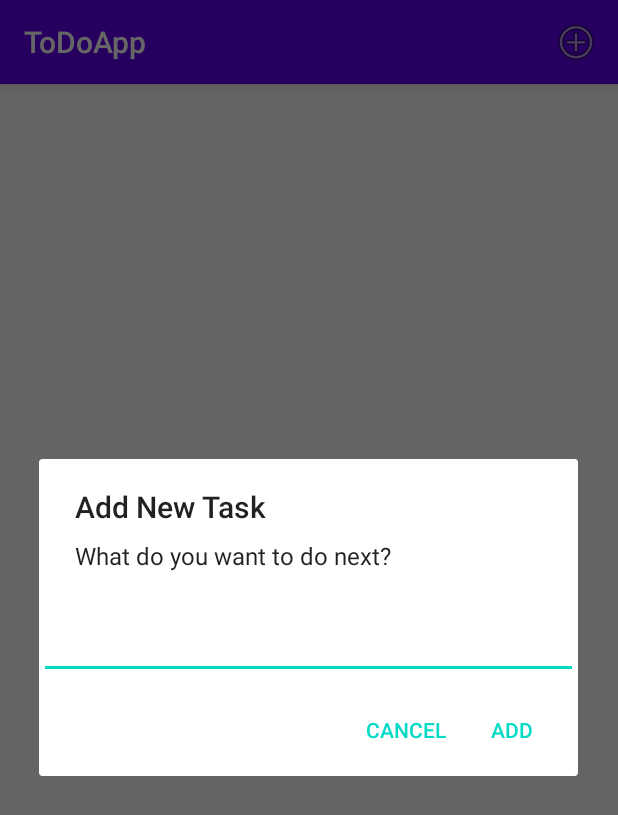
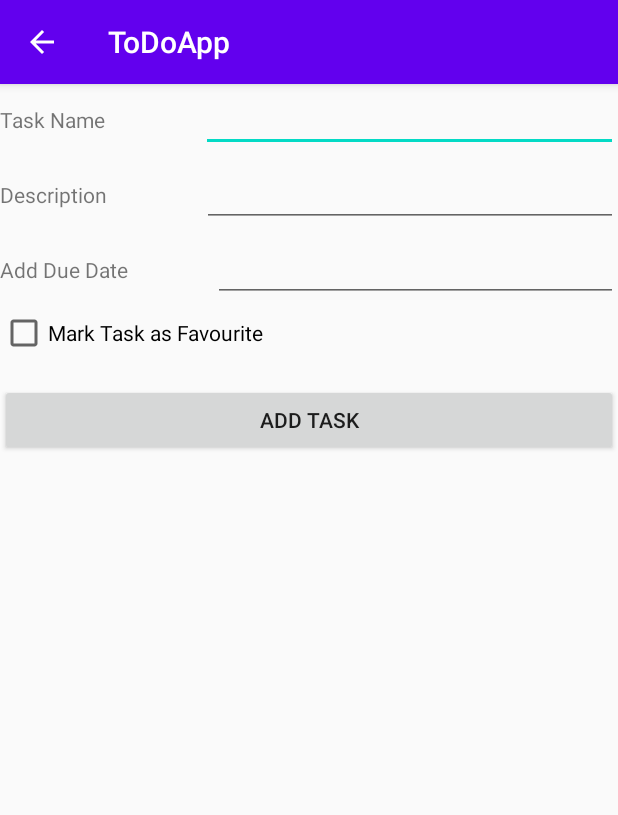
Before and after one commit to thielh/ToDoApp, an Android app: the screen it shows after launch (MainActivity before the commit, AddTaskActivity after it), after a tap on "add a task", on a phone screen of 412 x 824 dp. Shown: the top 815 px of the screen. Run offline under Robolectric (Android 15) with nearby library versions, the phone set to English and light mode, and no system bars.

Commit message:
added comment to MainActivity 2

```diff
--- /dev/null
+++ b/app/src/main/java/com/example/todoapp/AddTaskActivity.java
@@ -0,0 +1,50 @@
+package com.example.todoapp;
+
+import android.content.Intent;
+import android.os.Bundle;
+import android.view.View;
+import android.widget.Button;
+import android.widget.CheckBox;
+import android.widget.EditText;
+
+import androidx.appcompat.app.AppCompatActivity;
+
+import static java.lang.Boolean.TRUE;
+
+public class AddTaskActivity extends AppCompatActivity {
+
+    DatabaseHelper databaseHelper = new DatabaseHelper(this);
+
+    @Override
+    protected void onCreate(Bundle savedInstanceState) {
+        super.onCreate(savedInstanceState);
+        setContentView(R.layout.activity_addtask);
+
+        final EditText enter_name = (EditText) findViewById(R.id.enter_name);
+        final EditText enter_description = (EditText) findViewById(R.id.enter_description);
+        final EditText enter_date = (EditText) findViewById(R.id.enter_date);
+        final CheckBox checkBox = (CheckBox) findViewById(R.id.checkBox);
+        Button button_add = (Button) findViewById(R.id.button_addtask);
+
+        button_add.setOnClickListener(new View.OnClickListener() {
+            public void onClick (View view){
+                String Status = "FALSE";
+                if (checkBox.isChecked() == TRUE) {
+                databaseHelper.AddNewTask(enter_name.getText().toString(), enter_description.getText().toString(), Status, enter_date.getText().toString(), "TRUE");
+                } else {
+                    databaseHelper.AddNewTask(enter_name.getText().toString(), enter_description.getText().toString(), Status, enter_date.getText().toString(), "FALSE");
+                }
+
+                Intent intent = new Intent(AddTaskActivity.this, MainActivity.class);
+                AddTaskActivity.this.startActivity(intent);
+        }
+    });
+
+    }
+
+
+
+
+
+
+}
--- a/app/src/main/java/com/example/todoapp/DatabaseHelper.java
+++ b/app/src/main/java/com/example/todoapp/DatabaseHelper.java
@@ -12,50 +12,61 @@ import java.util.ArrayList;
 
 public class DatabaseHelper extends SQLiteOpenHelper {
 
-    private static final String DB_NAME="tasks";
+    private static final String DB_NAME="tasks_2";
     private static final Integer DB_VER=1;
     public static final String DB_TABLE="table_task";
-    public static final String DB_COLUMN="TaskName";
+    public static final String DB_COL_NAME="TaskName";
+    public static final String DB_COL_DESC = "Description";
+    public static final String DB_COL_STATUS ="Status";
+    public static final String DB_COL_DUE ="DueDate";
+    public static final String DB_COL_FAV = "Favourite";
 
 
     public DatabaseHelper(@Nullable Context context) {
         super(context, DB_NAME, null, DB_VER);
     }
 
-    @Override
+
     // define Database access
     public void onCreate(SQLiteDatabase db) {
-        String query = String.format("CREATE TABLE table_task (ID INTEGER PRIMARY KEY AUTOINCREMENT, TaskName TEXT);");
+        String query = "CREATE TABLE table_task (ID INTEGER PRIMARY KEY AUTOINCREMENT, TaskName TEXT, Description TEXT, Status TEXT, DueDate TEXT, Favourite TEXT)";
         db.execSQL(query);
     }
 
-    @Override
-    public void onUpgrade(SQLiteDatabase sqLiteDatabase, int i, int i1) {
+    public void onUpgrade(SQLiteDatabase db, int oldVersion, int newVersion) {
+        db.execSQL("DROP TABLE IF EXISTS table_task");
+        onCreate(db);
     }
 
     // ADD NEW TASK
-    public void AddNewTask (String task) {
+    public void AddNewTask (String taskName, String taskDes, String taskStatus, String taskDue, String taskFav) {
         SQLiteDatabase db = this.getWritableDatabase();
         ContentValues values = new ContentValues();
-        values.put(DB_COLUMN, task);
-        db.insertWithOnConflict(DB_TABLE, null, values, SQLiteDatabase.CONFLICT_REPLACE);
+        values.put(DB_COL_NAME, taskName);
+        values.put(DB_COL_DESC, taskDes);
+        values.put(DB_COL_STATUS, taskStatus);
+        values.put(DB_COL_DUE, taskDue);
+        values.put(DB_COL_FAV, taskFav);
+        db.insert(DB_TABLE, null, values);
         db.close();
     }
+
 
     // DELETE A TASK
     public void DeleteTask (String task) {
         SQLiteDatabase db = this.getWritableDatabase();
-        db.delete(DB_TABLE, DB_COLUMN + "=?", new String[] {task});
+        db.execSQL("DELETE FROM " + DB_TABLE + " WHERE " + DB_COL_NAME + " = '"+task+"';");
         db.close();
     }
 
-    // SHOW DATABASE LIST???
+    // SHOW DATABASE LIST
     public ArrayList<String> getTaskList() {
         ArrayList<String> taskList = new ArrayList<>();
         SQLiteDatabase db = this.getReadableDatabase();
-        Cursor ResultCursor = db.query(DB_TABLE, new String[] {DB_COLUMN}, null, null, null, null, null);
+        // Cursor ResultCursor = db.query(DB_TABLE, new String[] {DB_COL_NAME}, null, null, null, null, null);
+        Cursor ResultCursor = db.query(DB_TABLE, new String[] {DB_COL_NAME}, null, null, null, null, null);
         while(ResultCursor.moveToNext()) {
-            int index = ResultCursor.getColumnIndex(DB_COLUMN);
+            int index = ResultCursor.getColumnIndex(DB_COL_NAME);
             taskList.add(ResultCursor.getString(index));
         }
         ResultCursor.close();
--- a/app/src/main/java/com/example/todoapp/MainActivity.java
+++ b/app/src/main/java/com/example/todoapp/MainActivity.java
@@ -4,6 +4,7 @@ import androidx.appcompat.app.AlertDialog;
 import androidx.appcompat.app.AppCompatActivity;
 
 import android.content.DialogInterface;
+import android.content.Intent;
 import android.os.Bundle;
 import android.view.Menu;
 import android.view.MenuItem;
@@ -16,9 +17,6 @@ import android.widget.TextView;
 import java.util.ArrayList;
 
 public class MainActivity extends AppCompatActivity {
-
-
-    // TEST COMMENT 2
 
     DatabaseHelper databaseHelper;
     ArrayAdapter<String> mAdapter;
@@ -34,15 +32,15 @@ public class MainActivity extends AppCompatActivity {
         FirstTask = (ListView)findViewById(R.id.FirstTask);
 
 
-
         loadTaskList();
     }
 
-    private void loadTaskList() {
+    // TASK LIST IS LOADED, METHOD CALLED IN THE ONCREATE & ADDTASK & DELETETASK & TODO: CHANGETASK
+    public void loadTaskList() {
         ArrayList<String> taskList = databaseHelper.getTaskList();
         if(mAdapter==null) {
-            mAdapter = new ArrayAdapter<String>(this, R.layout.row, R.id.task_title, taskList);
-            FirstTask.setAdapter(mAdapter);
+            mAdapter = new ArrayAdapter<>(this, R.layout.row, R.id.task_title, taskList);
+            FirstTask.setAdapter(mAdapter);  // FirstTask is the ListView in the row.xml
         }
         else {
             mAdapter.clear();
@@ -51,38 +49,26 @@ public class MainActivity extends AppCompatActivity {
         }
     }
 
-    // MENU
+    // MENU AT THE TOP OF SCREEN
     @Override
     public boolean onCreateOptionsMenu(Menu menu) {
         getMenuInflater().inflate(R.menu.menu, menu);
         return super.onCreateOptionsMenu(menu);
     }
 
+    // CALL NEW ACTIVITY AddTaskActivity THROUGH THE MENU ITEM (BUTTON +)
+    public boolean onOptionsItemSelected(MenuItem item) {
+        switch(item.getItemId()) {
+            case R.id.action_add_task:
+                Intent intent = new Intent(this, AddTaskActivity.class);
+                this.startActivity(intent);
+                break;
+            default:
+                return super.onOptionsItemSelected(item);
+        }
+        return true;
+    }
 
-
-    // ADD A TASK THROUGH THE MENU
-    @Override
-    public boolean onOptionsItemSelected(MenuItem item) {
-        if (item.getItemId() == R.id.action_add_task) {
-            final EditText taskEditText = new EditText(this);
-            AlertDialog dialog = new AlertDialog.Builder(this)
-                    .setTitle("Add New Task")
-                    .setMessage("What do you want to do next?")
-                    .setView(taskEditText)
-                    .setPositiveButton("Add", new DialogInterface.OnClickListener() {
-                        @Override
-                        public void onClick(DialogInterface dialogInterface, int i) {
-                            databaseHelper.AddNewTask(String.valueOf(taskEditText.getText()));
-                            loadTaskList();
-                        }
-                    })
-                    .setNegativeButton("Cancel", null)
-                    .create();
-                    dialog.show();
-            return true;
-        }
-        return super.onOptionsItemSelected(item);
-    }
 
     // DELETE A TASK
     public void DeleteTask(View view) {
--- /dev/null
+++ b/app/src/main/res/layout/activity_addtask.xml
@@ -0,0 +1,95 @@
+<?xml version="1.0" encoding="utf-8"?>
+<androidx.constraintlayout.widget.ConstraintLayout
+    xmlns:android="http://schemas.android.com/apk/res/android" android:layout_width="match_parent"
+    android:layout_height="match_parent">
+
+    <LinearLayout
+        android:layout_width="match_parent"
+        android:layout_height="match_parent"
+        android:orientation="vertical">
+
+        <LinearLayout
+            android:layout_width="match_parent"
+            android:layout_height="50dp"
+            android:orientation="horizontal">
+
+            <TextView
+                android:id="@+id/textView5"
+                android:layout_width="wrap_content"
+                android:layout_height="wrap_content"
+                android:layout_weight="1"
+                android:text="Task Name" />
+
+            <EditText
+                android:id="@+id/enter_name"
+                android:layout_width="wrap_content"
+                android:layout_height="wrap_content"
+                android:layout_weight="1"
+                android:inputType="text"
+                android:ems="10" />
+
+        </LinearLayout>
+
+        <LinearLayout
+            android:layout_width="match_parent"
+            android:layout_height="50dp"
+            android:orientation="horizontal">
+
+            <TextView
+                android:id="@+id/textView6"
+                android:layout_width="wrap_content"
+                android:layout_height="wrap_content"
+                android:layout_weight="1"
+                android:text="Description" />
+
+            <EditText
+                android:id="@+id/enter_description"
+                android:layout_width="wrap_content"
+                android:layout_height="wrap_content"
+                android:layout_weight="1"
+                android:inputType="text"
+                android:ems="10" />
+        </LinearLayout>
+
+        <LinearLayout
+            android:layout_width="match_parent"
+            android:layout_height="50dp"
+            android:orientation="horizontal">
+
+            <TextView
+                android:id="@+id/textView9"
+                android:layout_width="wrap_content"
+                android:layout_height="wrap_content"
+                android:layout_weight="1"
+                android:text="Add Due Date" />
+
+            <EditText
+                android:id="@+id/enter_date"
+                android:layout_width="wrap_content"
+                android:layout_height="wrap_content"
+                android:layout_weight="1"
+                android:ems="10"
+                android:inputType="date" />
+        </LinearLayout>
+
+        <LinearLayout
+            android:layout_width="match_parent"
+            android:layout_height="50dp"
+            android:orientation="horizontal">
+
+            <CheckBox
+                android:id="@+id/checkBox"
+                android:layout_width="wrap_content"
+                android:layout_height="wrap_content"
+                android:layout_weight="1"
+                android:text="Mark Task as Favourite" />
+
+        </LinearLayout>
+
+        <Button
+            android:id="@+id/button_addtask"
+            android:layout_width="match_parent"
+            android:layout_height="wrap_content"
+            android:text="ADD TASK" />
+    </LinearLayout>
+</androidx.constraintlayout.widget.ConstraintLayout>
--- a/app/src/main/res/layout/row.xml
+++ b/app/src/main/res/layout/row.xml
@@ -9,20 +9,29 @@
     <LinearLayout
         android:layout_width="match_parent"
         android:layout_height="match_parent"
-        android:orientation="horizontal">
+        android:orientation="horizontal"
+        tools:layout_editor_absoluteX="0dp"
+        tools:layout_editor_absoluteY="-50dp">
 
         <TextView
             android:id="@+id/task_title"
-            android:layout_width="272dp"
+            android:layout_width="248dp"
             android:layout_height="38dp"
             android:textSize="20sp" />
 
         <Button
             android:id="@+id/DeleteButton"
-            android:layout_width="wrap_content"
+            android:layout_width="75dp"
             android:layout_height="wrap_content"
             android:onClick="DeleteTask"
             android:text="DELETE" />
+
+        <Button
+            android:id="@+id/button"
+            android:layout_width="wrap_content"
+            android:layout_height="wrap_content"
+            android:layout_weight="1"
+            android:text="EDIT" />
 
     </LinearLayout>
 
```
Also changed, not shown: app/src/main/AndroidManifest.xml (+9 -0 lines).
